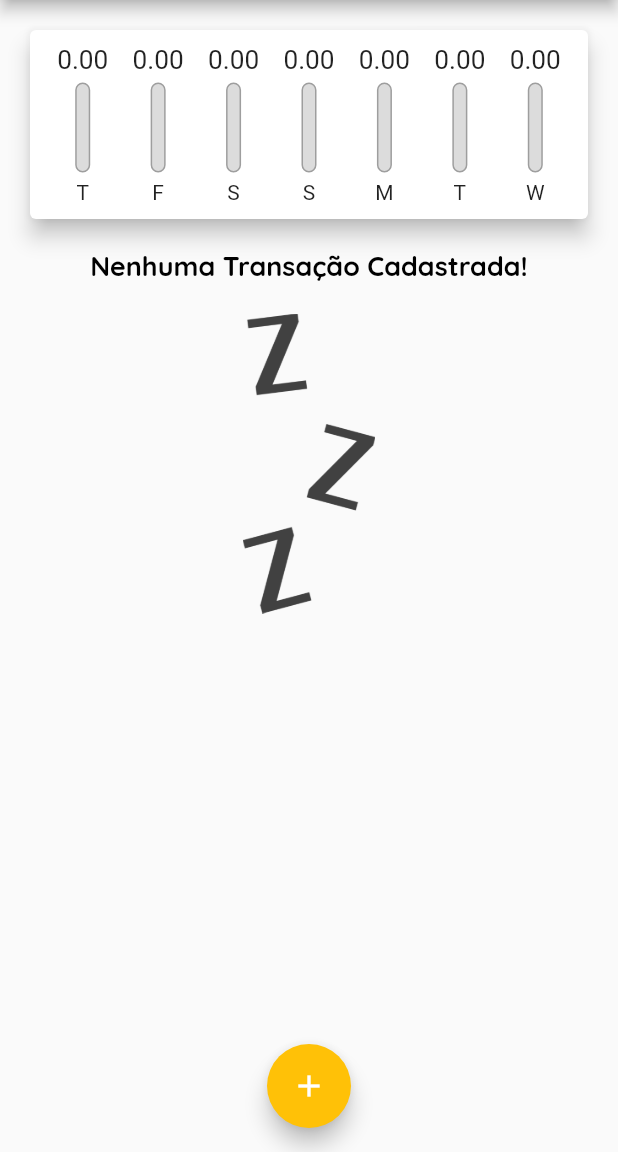
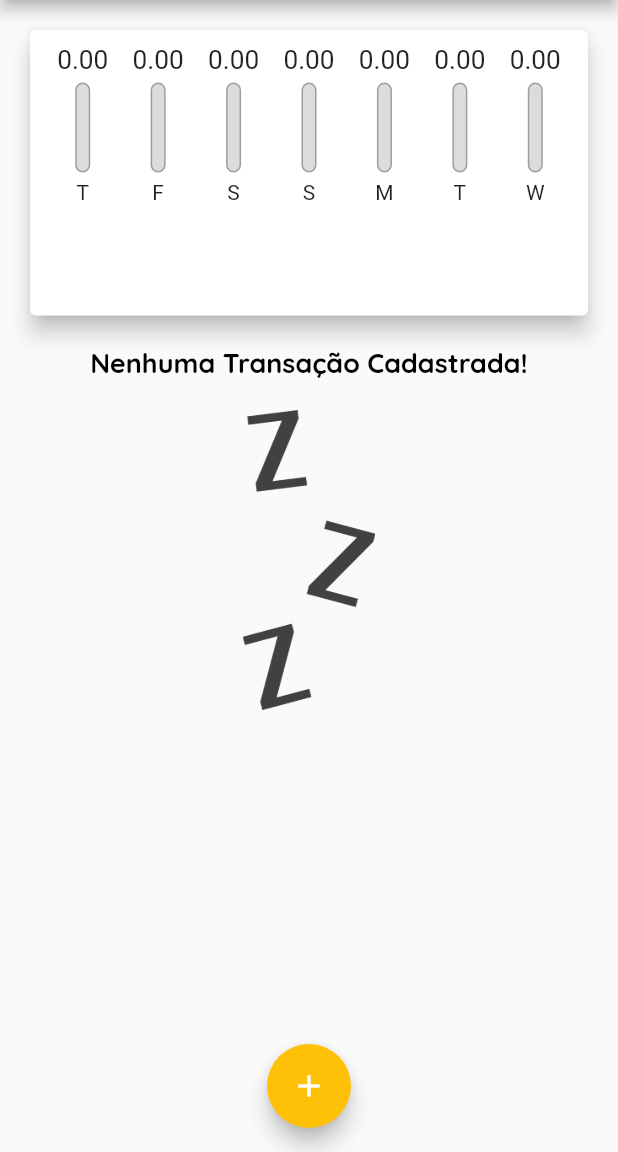
Before and after one commit to FernandoRCandiani/Project-Despesas-Pessoais, a Flutter app: the screen it shows after launch, on a phone screen of 412 x 824 dp, the part 84-1236 px from its top. Run offline on Flutter 3.47's test engine with Material 2 defaults, Android fonts, the phone set to English and light mode, and no system bars.

Commit message:
Adding responsive

```diff
--- a/lib/components/transaction_list.dart
+++ b/lib/components/transaction_list.dart
@@ -9,9 +9,7 @@ class TransactionList extends StatelessWidget {
 
   @override
   Widget build(BuildContext context) {
-    return Container(
-      height: 430,
-      child: transactions.isEmpty
+    return transactions.isEmpty
         ? Column(
             children: [
               Text(
@@ -71,7 +69,6 @@ class TransactionList extends StatelessWidget {
                 ),
               );
             },
-            ),
           );
   }
 }
--- a/lib/main.dart
+++ b/lib/main.dart
@@ -28,8 +28,7 @@ class ExpensesApp extends StatelessWidget {
               button: TextStyle(
                 color: Colors.white,
                 fontWeight: FontWeight.bold,
-                )
-              ),
+              )),
           appBarTheme: AppBarTheme(
             titleTextStyle: TextStyle(
               fontFamily: 'OpenSans',
@@ -89,8 +88,7 @@ class _MyHomePageState extends State<MyHomePage> {
 
   @override
   Widget build(BuildContext context) {
-    return Scaffold(
-      appBar: AppBar(
+    final appBar = AppBar(
       title: Text('Despesas Pessoais'),
       actions: [
         IconButton(
@@ -98,13 +96,26 @@ class _MyHomePageState extends State<MyHomePage> {
           icon: Icon(Icons.add),
         ),
       ],
-      ),
+    );
+
+    final availableHeight = MediaQuery.of(context).size.height -
+        appBar.preferredSize.height -
+        MediaQuery.of(context).padding.top;
+
+    return Scaffold(
+      appBar: appBar,
       body: SingleChildScrollView(
         child: Column(
           crossAxisAlignment: CrossAxisAlignment.stretch,
           children: [
-            Chart(_recentTransactions),
-            TransactionList(_transaction, _removeTransaction),
+            Container(
+              height: availableHeight * 0.3,
+              child: Chart(_recentTransactions),
+            ),
+            Container(
+              height: availableHeight * 0.7,
+              child: TransactionList(_transaction, _removeTransaction),
+            ),
           ],
         ),
       ),
```
Lines whose indentation alone changed are shown as unchanged.
